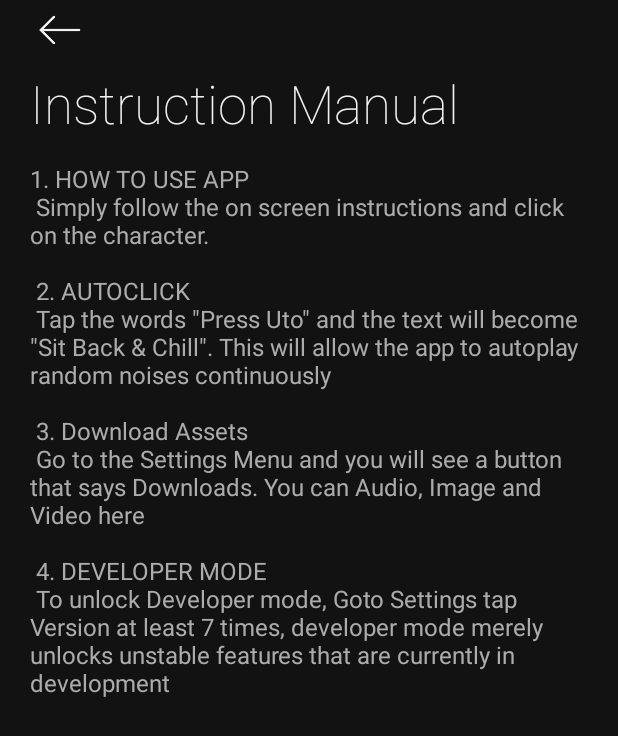
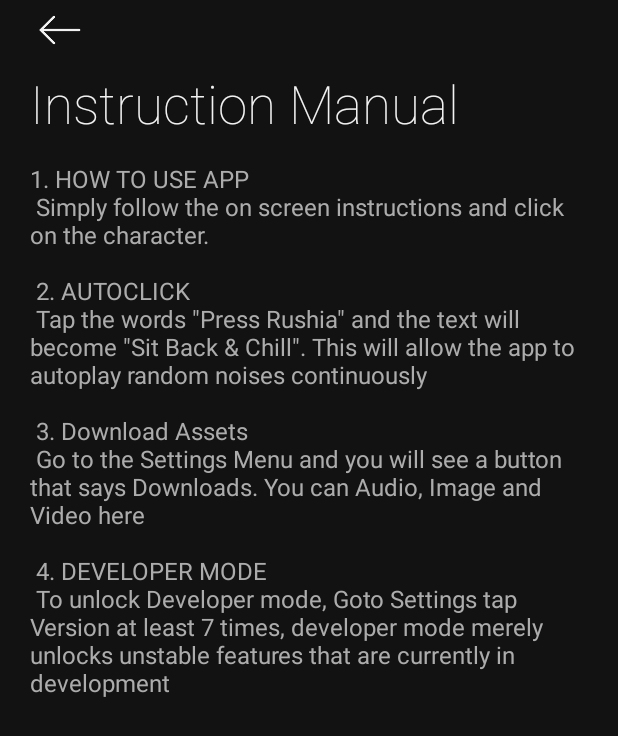
Before and after one commit to YuzuMin/Hololive-GEN3-Uruha-Rushia-Noises, an Android app: the InfoReader screen opened directly, with no data from a screen before it, on a phone screen of 412 x 824 dp. Shown: the top 736 px of the screen. Run offline under Robolectric (Android 15) with nearby library versions, the phone set to English and light mode, and no system bars; 1 statement that could not run was skipped.

Commit message:
Update strings.xml

```diff
--- a/Stable/RushiaNoises/app/src/main/res/values/strings.xml
+++ b/Stable/RushiaNoises/app/src/main/res/values/strings.xml
@@ -6,7 +6,7 @@
     <!--AppMenu-->
     <string name="version">Version</string>
     <string name="app_version" translatable="false">2022.1 REV-1</string>
-    <string name="youtubeChannelName" translatable="false">Uto Ch. 天使うと</string>
+    <string name="youtubeChannelName" translatable="false">Rushia Ch. 潤羽るしあ</string>
     <string name="youtube_channel">Youtube Channel</string>
     <string name="channel_tagline">Become A Fandead!</string>
     <string name="clicker_settings">Clicker Settings</string>
@@ -32,7 +32,7 @@
                         Simply follow the on screen instructions and click on the character.\n
                         \n
                         2. AUTOCLICK\n
-                        Tap the words \"Press Uto\" and the text will become \"Sit Back &amp; Chill\". This will allow the app to autoplay random noises continuously\n
+                        Tap the words \"Press Rushia\" and the text will become \"Sit Back &amp; Chill\". This will allow the app to autoplay random noises continuously\n
                         \n
                         3. Download Assets\n
                         Go to the Settings Menu and you will see a button that says Downloads. You can Audio, Image and Video here\n
```
